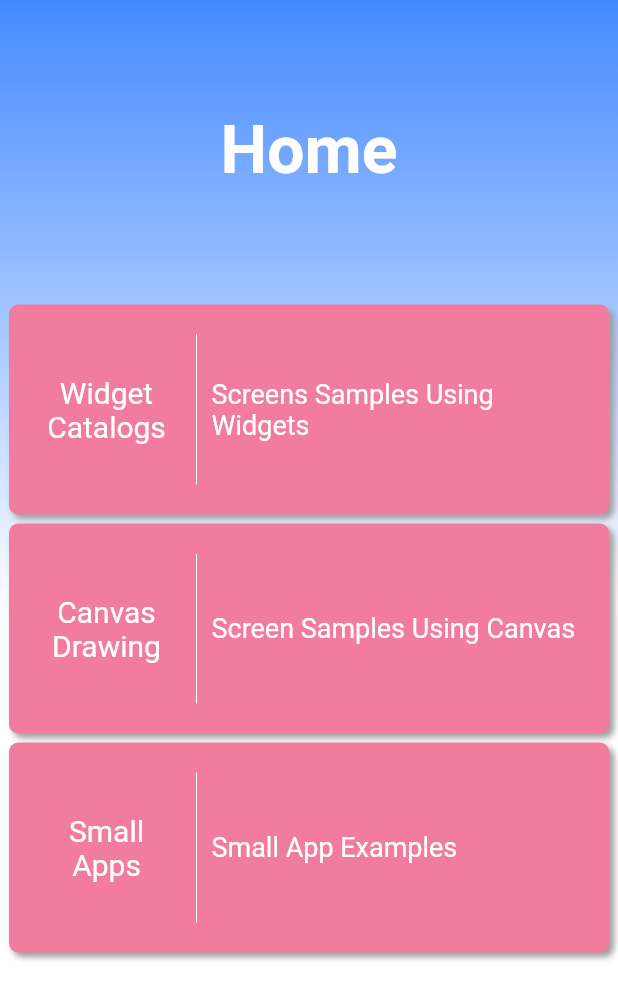
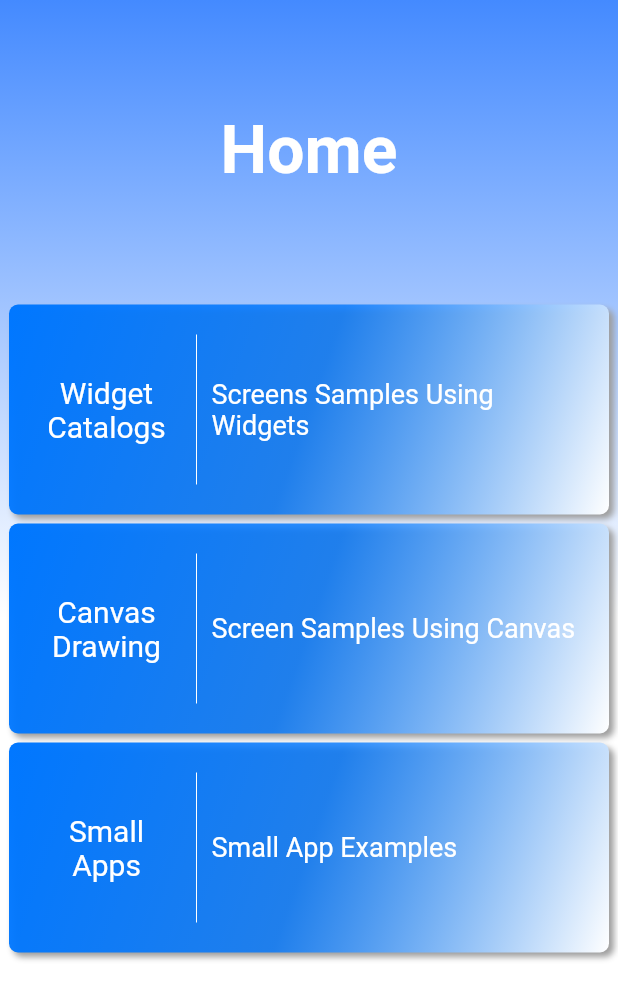
Before and after one commit to WoogearKwon/flutter-note, a Flutter app: the screen it shows after launch, on a phone screen of 412 x 824 dp. Shown: the top 1000 px of the screen. Run offline on Flutter 3.47's test engine with Material 2 defaults, Android fonts, the phone set to English and light mode, and no system bars; our stand-ins replace dio, fluro, get_it, logger, pretty_dio_logger; missing offline and left inert: dart:ffi; generated files the repository leaves out were written again.

Commit message:
[UPDATE] 홈화면, 카탈로그 화면 카드 UI 수정

```diff
--- a/lib/presentation/screen/catalogs/catalog.dart
+++ b/lib/presentation/screen/catalogs/catalog.dart
@@ -48,6 +48,9 @@ class CatalogScreen extends StatelessWidget {
     int index,
     AppScreen appScreen,
   ) {
+    const colors = Palette.mainColors;
+    final color = colors[Random().nextInt(colors.length)];
+
     return GestureDetector(
       onTap: () {
         switch (appScreen.type) {
@@ -70,6 +73,15 @@ class CatalogScreen extends StatelessWidget {
               blurRadius: 3.0,
             ),
           ],
+          gradient: LinearGradient(
+            begin: Alignment.topLeft,
+            end: Alignment.bottomRight,
+            colors: [
+              color,
+              color.withOpacity(0.8),
+              Colors.white,
+            ],
+          ),
         ),
         child: Container(
           padding: const EdgeInsets.all(10),
--- a/lib/presentation/screen/main/main.dart
+++ b/lib/presentation/screen/main/main.dart
@@ -28,14 +28,16 @@ class _MainScreenState extends State<MainScreen> {
     return Scaffold(
       body: Container(
         decoration: const BoxDecoration(
-            gradient: LinearGradient(
-                begin: Alignment.topCenter,
-                end: Alignment.bottomCenter,
-                colors: [
+          gradient: LinearGradient(
+            begin: Alignment.topCenter,
+            end: Alignment.bottomCenter,
+            colors: [
               Colors.blueAccent,
               Colors.white,
               Colors.white,
-            ])),
+            ],
+          ),
+        ),
         child: Column(
           children: [
             _header(),
@@ -77,12 +79,14 @@ class _MainScreenState extends State<MainScreen> {
   }
 
   Widget _card(int index, AppCatalog catalog) {
+    const colors = Palette.mainColors;
+    final color = colors[Random().nextInt(colors.length)];
+
     return Container(
       height: 140,
       margin: const EdgeInsets.symmetric(horizontal: 6, vertical: 3),
       decoration: BoxDecoration(
-        color:
-            Palette.mainColors[Random().nextInt(Palette.mainColors.length - 1)],
+        color: color,
         borderRadius: BorderRadius.circular(6),
         boxShadow: const [
           BoxShadow(
@@ -91,6 +95,15 @@ class _MainScreenState extends State<MainScreen> {
             blurRadius: 3.0,
           ),
         ],
+        gradient: LinearGradient(
+          begin: Alignment.topLeft,
+          end: Alignment.bottomRight,
+          colors: [
+            color,
+            color.withOpacity(0.8),
+            Colors.white,
+          ],
+        ),
       ),
       child: Material(
         color: Colors.transparent,
--- a/lib/presentation/screen/ui/theme/palette.dart
+++ b/lib/presentation/screen/ui/theme/palette.dart
@@ -1,3 +1,5 @@
+import 'dart:math';
+
 import 'package:flutter/material.dart';
 
 class Palette {
@@ -82,29 +84,29 @@ class Palette {
   static const paletteSky40050p = Color(0x800098B2);
   static const paletteSky40030p = Color(0x4A0098B2);
 
-  static const paletteLightblue100 = Color(0xFF189DF0);
-  static const paletteLightblue10090p = Color(0xE6189DF0);
-  static const paletteLightblue10070p = Color(0xB3189DF0);
-  static const paletteLightblue10050p = Color(0x80189DF0);
-  static const paletteLightblue10030p = Color(0x4A189DF0);
+  static const paletteLightBlue100 = Color(0xFF189DF0);
+  static const paletteLightBlue10090p = Color(0xE6189DF0);
+  static const paletteLightBlue10070p = Color(0xB3189DF0);
+  static const paletteLightBlue10050p = Color(0x80189DF0);
+  static const paletteLightBlue10030p = Color(0x4A189DF0);
 
-  static const paletteLightblue200 = Color(0xFF0F8BD9);
-  static const paletteLightblue20090p = Color(0xE60F8BD9);
-  static const paletteLightblue20070p = Color(0xB30F8BD9);
-  static const paletteLightblue20050p = Color(0x800F8BD9);
-  static const paletteLightblue20030p = Color(0x4A0F8BD9);
+  static const paletteLightBlue200 = Color(0xFF0F8BD9);
+  static const paletteLightBlue20090p = Color(0xE60F8BD9);
+  static const paletteLightBlue20070p = Color(0xB30F8BD9);
+  static const paletteLightBlue20050p = Color(0x800F8BD9);
+  static const paletteLightBlue20030p = Color(0x4A0F8BD9);
 
-  static const paletteLightblue300 = Color(0xFF087EC7);
-  static const paletteLightblue30090p = Color(0xE6087EC7);
-  static const paletteLightblue30070p = Color(0xB3087EC7);
-  static const paletteLightblue30050p = Color(0x80087EC7);
-  static const paletteLightblue30030p = Color(0x4A087EC7);
+  static const paletteLightBlue300 = Color(0xFF087EC7);
+  static const paletteLightBlue30090p = Color(0xE6087EC7);
+  static const paletteLightBlue30070p = Color(0xB3087EC7);
+  static const paletteLightBlue30050p = Color(0x80087EC7);
+  static const paletteLightBlue30030p = Color(0x4A087EC7);
 
-  static const paletteLightblue400 = Color(0xFF0070B5);
-  static const paletteLightblue40090p = Color(0xE60070B5);
-  static const paletteLightblue40070p = Color(0xB30070B5);
-  static const paletteLightblue40050p = Color(0x800070B5);
-  static const paletteLightblue40030p = Color(0x4A0070B5);
+  static const paletteLightBlue400 = Color(0xFF0070B5);
+  static const paletteLightBlue40090p = Color(0xE60070B5);
+  static const paletteLightBlue40070p = Color(0xB30070B5);
+  static const paletteLightBlue40050p = Color(0x800070B5);
+  static const paletteLightBlue40030p = Color(0x4A0070B5);
 
   static const paletteDeepblue100 = Color(0xFF4A88E5);
   static const paletteDeepblue10090p = Color(0xE64A88E5);
@@ -459,7 +461,7 @@ class Palette {
     paletteGreen100,
     paletteMint100,
     paletteSky100,
-    paletteLightblue100,
+    paletteLightBlue100,
     paletteDeepblue100,
     paletteIndigo100,
     paletteViolet100,
@@ -477,7 +479,7 @@ class Palette {
     paletteGreen200,
     paletteMint200,
     paletteSky200,
-    paletteLightblue200,
+    paletteLightBlue200,
     paletteDeepblue200,
     paletteIndigo200,
     paletteViolet200,
```
